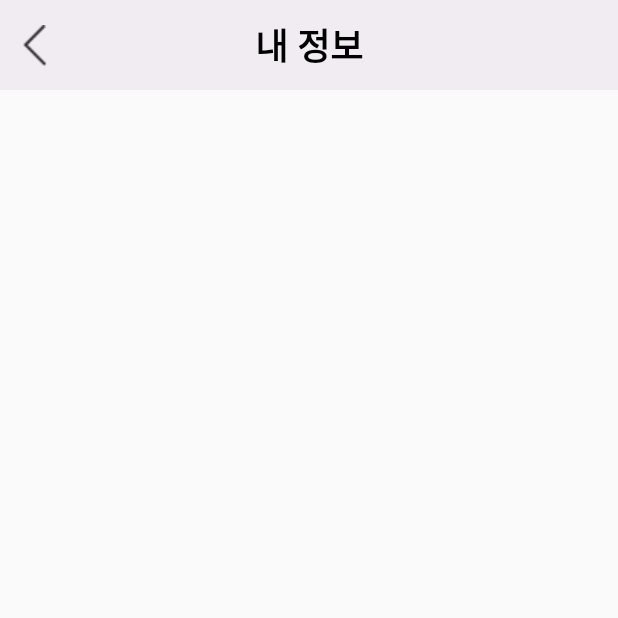
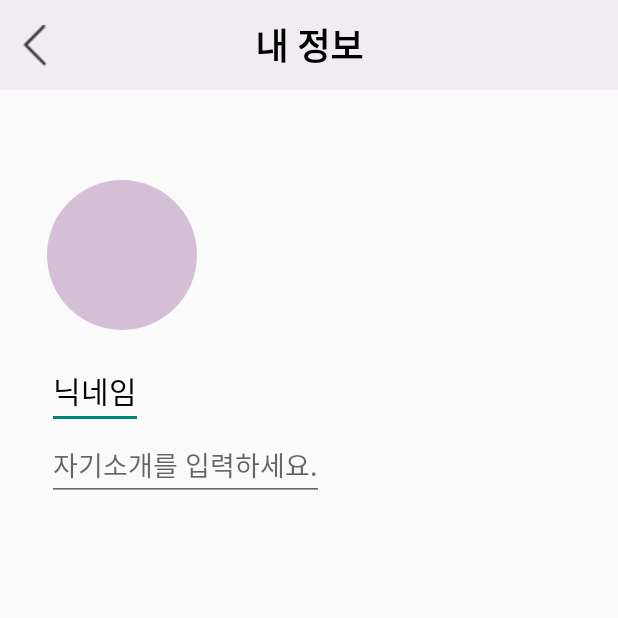
Before and after one commit to YeoEunnn/2024_2_team_project, an Android app: the MyInfo screen opened directly, with no data from a screen before it, on a phone screen of 412 x 824 dp, the top half of it. Run offline under Robolectric (Android 15) with nearby library versions, the phone set to English and light mode, and no system bars; our stand-ins replace Firebase (no records; nobody signed in at launch, a user with empty details on screens opened directly).

Commit message:
초깃값

```diff
--- a/app/src/main/java/com/example/teamproject_dalendar/MyInfo.java
+++ b/app/src/main/java/com/example/teamproject_dalendar/MyInfo.java
@@ -1,16 +1,17 @@
 package com.example.teamproject_dalendar;
 
+import android.net.Uri;
 import android.os.Bundle;
 import android.widget.Button;
 import android.widget.EditText;
 import android.widget.ImageButton;
-import android.widget.TextView;
+// import com.google.firebase. ㅗㅗ
 
-import androidx.activity.EdgeToEdge;
 import androidx.appcompat.app.AppCompatActivity;
 import androidx.core.graphics.Insets;
-import androidx.core.view.ViewCompat;
-import androidx.core.view.WindowInsetsCompat;
+
+import android.os.Bundle;
+import android.widget.ImageView;
 
 import com.google.firebase.auth.FirebaseAuth;
 import com.google.firebase.database.DatabaseReference;
@@ -18,10 +19,13 @@ import com.google.firebase.database.DatabaseReference;
 public class MyInfo extends AppCompatActivity {
     private FirebaseAuth mFirebaseAuth;
     private DatabaseReference mDatabaseRef;
-    private EditText etEmail, etPwd;
-    private TextView tvIncorrectPwd;
+    private EditText edit_nickname, edit_introduction; // 닉네임, 한줄소개 수정
     private Button btnLogin;
-    private ImageButton imgBtnBackPress;
+    private ImageButton imgBtnBackPress; // 뒤로가기
+    private ImageView image_profile; // 프로필 사진
+    private Uri myImageUri;
+    //private UploadTask uploadTask; // 어떻게 해야댐;;;;
+    //private StorageReference storageReference; // ;;;;;;;;;;;;;;;
 
     @Override
     protected void onCreate(Bundle savedInstanceState) {
@@ -29,5 +33,9 @@ public class MyInfo extends AppCompatActivity {
         setContentView(R.layout.activity_my_info);
     }
 
+    private void initImageViewProfile() {
+
+    }
+
 
 }
--- /dev/null
+++ b/app/src/main/res/drawable/circle.xml
@@ -0,0 +1,5 @@
+<shape xmlns:android="http://schemas.android.com/apk/res/android"
+    android:shape="oval">
+    <solid android:color="@color/light_deep_purple"/>
+    <stroke android:color="@color/orgin_purple"/>
+</shape>
--- a/app/src/main/res/layout/activity_my_info.xml
+++ b/app/src/main/res/layout/activity_my_info.xml
@@ -1,5 +1,6 @@
 <?xml version="1.0" encoding="utf-8"?>
-<androidx.constraintlayout.widget.ConstraintLayout xmlns:android="http://schemas.android.com/apk/res/android"
+<androidx.constraintlayout.widget.ConstraintLayout
+    xmlns:android="http://schemas.android.com/apk/res/android"
     xmlns:app="http://schemas.android.com/apk/res-auto"
     xmlns:tools="http://schemas.android.com/tools"
     android:id="@+id/main"
@@ -8,7 +9,7 @@
     tools:context=".MyInfo">
 
     <TextView
-        android:id="@+id/title_Login"
+        android:id="@+id/title_MyInfo"
         android:layout_width="match_parent"
         android:layout_height="60dp"
         android:background="#32C8B2CB"
@@ -23,17 +24,52 @@
         app:layout_constraintStart_toStartOf="parent"
         app:layout_constraintTop_toTopOf="parent" />
 
+    <ImageView
+        android:id="@+id/ivProfilePic"
+        android:background="@drawable/circle"
+        android:layout_width="100dp"
+        android:layout_height="100dp"
+        android:layout_marginTop="60dp"
+        app:layout_constraintTop_toBottomOf="@+id/title_MyInfo"
+        app:layout_constraintStart_toEndOf="@+id/inLoginActBackPress"
+
+
+        />
+
+    <EditText
+        android:id="@+id/NickName"
+        android:layout_width="wrap_content"
+        android:layout_height="wrap_content"
+        android:layout_marginTop="15dp"
+        android:text="닉네임"
+        android:textColor="@color/black"
+        android:fontFamily="@font/roboto_med"
+        android:textSize="20sp"
+        app:layout_constraintStart_toStartOf="@+id/ivProfilePic"
+        app:layout_constraintTop_toBottomOf="@+id/ivProfilePic"
+
+        />
+
+    <EditText
+        android:layout_width="wrap_content"
+        android:layout_height="wrap_content"
+        android:hint="자기소개를 입력하세요."
+        app:layout_constraintTop_toBottomOf="@id/NickName"
+        app:layout_constraintStart_toStartOf="@id/NickName"
+        />
+
     <ImageButton
         android:id="@+id/inLoginActBackPress"
         android:layout_width="wrap_content"
         android:layout_height="wrap_content"
         android:layout_marginStart="15dp"
         android:background="@android:color/transparent"
-        app:layout_constraintBottom_toBottomOf="@+id/title_Login"
+        app:layout_constraintBottom_toBottomOf="@+id/title_MyInfo"
         app:layout_constraintStart_toStartOf="parent"
         app:layout_constraintTop_toTopOf="parent"
         app:srcCompat="@drawable/back_press" />
 
 
 
+
 </androidx.constraintlayout.widget.ConstraintLayout>
```
